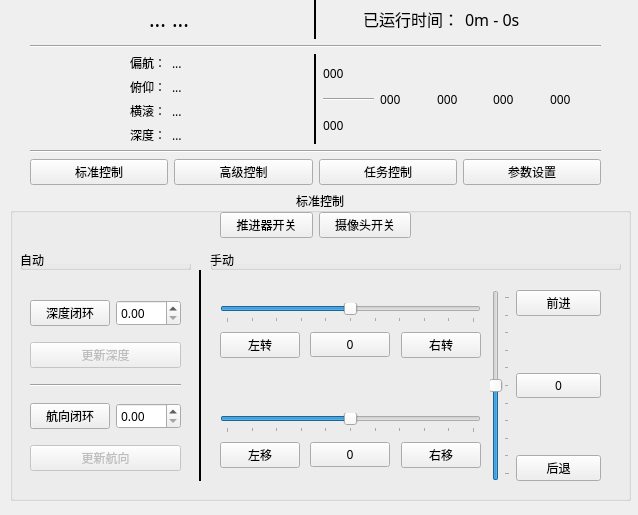
This is controlpane.ui in helloxss/AUVMaster_Qt as Qt 5 draws it before an edit. The edited form follows.
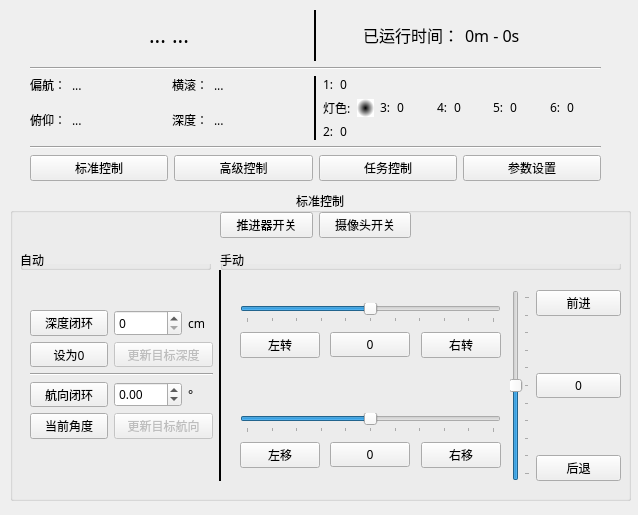
This is the edited form.

```diff
--- a/controlpane.ui
+++ b/controlpane.ui
@@ -53,7 +53,7 @@
      <widget class="QWidget" name="layoutWidget_2">
       <property name="geometry">
        <rect>
-        <x>480</x>
+        <x>500</x>
         <y>100</y>
         <width>111</width>
         <height>191</height>
@@ -105,7 +105,7 @@
      <widget class="QWidget" name="layoutWidget_3">
       <property name="geometry">
        <rect>
-        <x>210</x>
+        <x>230</x>
         <y>220</y>
         <width>261</width>
         <height>62</height>
@@ -157,7 +157,7 @@
      <widget class="QWidget" name="layoutWidget_4">
       <property name="geometry">
        <rect>
-        <x>210</x>
+        <x>230</x>
         <y>110</y>
         <width>261</width>
         <height>62</height>
@@ -209,9 +209,9 @@
      <widget class="QGroupBox" name="groupBox_5">
       <property name="geometry">
        <rect>
-        <x>200</x>
+        <x>210</x>
         <y>60</y>
-        <width>411</width>
+        <width>401</width>
         <height>20</height>
        </rect>
       </property>
@@ -225,7 +225,7 @@
      <widget class="Line" name="line_3">
       <property name="geometry">
        <rect>
-        <x>180</x>
+        <x>200</x>
         <y>80</y>
         <width>20</width>
         <height>211</height>
@@ -246,7 +246,7 @@
        <rect>
         <x>10</x>
         <y>60</y>
-        <width>171</width>
+        <width>191</width>
         <height>20</height>
        </rect>
       </property>
@@ -289,77 +289,132 @@
        </item>
       </layout>
      </widget>
-     <widget class="QWidget" name="layoutWidget">
+     <widget class="QWidget" name="layoutWidget_5">
       <property name="geometry">
        <rect>
         <x>20</x>
-        <y>100</y>
-        <width>151</width>
-        <height>191</height>
+        <y>120</y>
+        <width>183</width>
+        <height>129</height>
        </rect>
       </property>
-      <layout class="QGridLayout" name="gridLayout_21">
+      <layout class="QGridLayout" name="gridLayout_6">
        <item row="0" column="0">
-        <layout class="QGridLayout" name="gridLayout_19">
-         <item row="0" column="0">
-          <widget class="QPushButton" name="btnDepthClosedLoop">
-           <property name="text">
-            <string>深度闭环</string>
-           </property>
-           <property name="checkable">
-            <bool>true</bool>
-           </property>
-          </widget>
-         </item>
-         <item row="0" column="1">
-          <widget class="QDoubleSpinBox" name="depthVal"/>
-         </item>
-        </layout>
+        <widget class="QPushButton" name="btnDepthClosedLoop">
+         <property name="text">
+          <string>深度闭环</string>
+         </property>
+         <property name="checkable">
+          <bool>true</bool>
+         </property>
+        </widget>
        </item>
        <item row="1" column="0">
+        <widget class="QPushButton" name="btnSet0Depth">
+         <property name="enabled">
+          <bool>true</bool>
+         </property>
+         <property name="text">
+          <string>设为0</string>
+         </property>
+        </widget>
+       </item>
+       <item row="1" column="1" colspan="3">
         <widget class="QPushButton" name="btnRefreshDepth">
          <property name="enabled">
           <bool>false</bool>
          </property>
          <property name="text">
-          <string>更新深度</string>
+          <string>更新目标深度</string>
          </property>
          <property name="flat">
           <bool>false</bool>
          </property>
         </widget>
        </item>
-       <item row="2" column="0">
-        <widget class="Line" name="line_4">
+       <item row="2" column="0" colspan="4">
+        <widget class="Line" name="line_6">
          <property name="orientation">
           <enum>Qt::Horizontal</enum>
          </property>
         </widget>
        </item>
        <item row="3" column="0">
-        <layout class="QGridLayout" name="gridLayout_20">
-         <item row="0" column="0">
-          <widget class="QPushButton" name="btnCourseClosedLoop">
-           <property name="text">
-            <string>航向闭环</string>
-           </property>
-           <property name="checkable">
-            <bool>true</bool>
-           </property>
-          </widget>
-         </item>
-         <item row="0" column="1">
-          <widget class="QDoubleSpinBox" name="courseVal"/>
-         </item>
-        </layout>
+        <widget class="QPushButton" name="btnCourseClosedLoop">
+         <property name="text">
+          <string>航向闭环</string>
+         </property>
+         <property name="checkable">
+          <bool>true</bool>
+         </property>
+        </widget>
+       </item>
+       <item row="3" column="1" colspan="2">
+        <widget class="QDoubleSpinBox" name="courseVal">
+         <property name="wrapping">
+          <bool>true</bool>
+         </property>
+         <property name="minimum">
+          <double>-180.000000000000000</double>
+         </property>
+         <property name="maximum">
+          <double>180.000000000000000</double>
+         </property>
+         <property name="singleStep">
+          <double>5.000000000000000</double>
+         </property>
+        </widget>
+       </item>
+       <item row="3" column="3">
+        <widget class="QLabel" name="label_7">
+         <property name="text">
+          <string>°</string>
+         </property>
+        </widget>
        </item>
        <item row="4" column="0">
+        <widget class="QPushButton" name="btnUseCurYaw">
+         <property name="enabled">
+          <bool>true</bool>
+         </property>
+         <property name="text">
+          <string>当前角度</string>
+         </property>
+        </widget>
+       </item>
+       <item row="4" column="1" colspan="3">
         <widget class="QPushButton" name="btnRefreshCourse">
          <property name="enabled">
           <bool>false</bool>
          </property>
          <property name="text">
-          <string>更新航向</string>
+          <string>更新目标航向</string>
+         </property>
+        </widget>
+       </item>
+       <item row="0" column="3">
+        <widget class="QLabel" name="label_3">
+         <property name="text">
+          <string>cm</string>
+         </property>
+        </widget>
+       </item>
+       <item row="0" column="1" colspan="2">
+        <widget class="QDoubleSpinBox" name="depthVal">
+         <property name="styleSheet">
+          <string notr="true"/>
+         </property>
+         <property name="frame">
+          <bool>true</bool>
+         </property>
+         <property name="decimals">
+          <number>0</number>
+         </property>
+         <property name="maximum">
+          <double>1000.000000000000000</double>
+         </property>
+         <property name="singleStep">
+          <double>10.000000000000000</double>
          </property>
         </widget>
        </item>
@@ -435,9 +490,9 @@
    <property name="geometry">
     <rect>
      <x>30</x>
-     <y>0</y>
+     <y>10</y>
      <width>571</width>
-     <height>185</height>
+     <height>171</height>
     </rect>
    </property>
    <layout class="QGridLayout" name="gridLayout_11">
@@ -614,63 +669,138 @@
     </item>
     <item row="2" column="0">
      <layout class="QGridLayout" name="gridLayout_4">
-      <item row="0" column="0">
-       <layout class="QGridLayout" name="gridLayout_7">
-        <item row="3" column="1">
-         <widget class="QLabel" name="label_3">
-          <property name="text">
-           <string>…</string>
-          </property>
-         </widget>
-        </item>
-        <item row="3" column="0" alignment="Qt::AlignRight">
-         <widget class="QLabel" name="label_2">
-          <property name="text">
-           <string>深度：</string>
-          </property>
-         </widget>
-        </item>
-        <item row="0" column="1">
-         <widget class="QLabel" name="txtYaw">
-          <property name="text">
-           <string>...</string>
-          </property>
-         </widget>
-        </item>
-        <item row="0" column="0" alignment="Qt::AlignRight">
-         <widget class="QLabel" name="label_14">
-          <property name="text">
-           <string>偏航：</string>
-          </property>
-         </widget>
+      <item row="0" column="2">
+       <layout class="QGridLayout" name="gridLayout_5">
+        <item row="0" column="0">
+         <layout class="QFormLayout" name="formLayout">
+          <item row="0" column="0">
+           <widget class="QLabel" name="label_4">
+            <property name="text">
+             <string>1:</string>
+            </property>
+           </widget>
+          </item>
+          <item row="0" column="1">
+           <widget class="QLabel" name="txtThr1">
+            <property name="text">
+             <string>0</string>
+            </property>
+           </widget>
+          </item>
+         </layout>
         </item>
         <item row="1" column="1">
-         <widget class="QLabel" name="txtPit">
-          <property name="text">
-           <string>...</string>
-          </property>
-         </widget>
+         <layout class="QFormLayout" name="formLayout_3">
+          <item row="0" column="0">
+           <widget class="QLabel" name="label_6">
+            <property name="text">
+             <string>3:</string>
+            </property>
+           </widget>
+          </item>
+          <item row="0" column="1">
+           <widget class="QLabel" name="txtThr3">
+            <property name="text">
+             <string>0</string>
+            </property>
+           </widget>
+          </item>
+         </layout>
         </item>
-        <item row="2" column="0" alignment="Qt::AlignRight">
-         <widget class="QLabel" name="label_15">
-          <property name="text">
-           <string>横滚：</string>
-          </property>
-         </widget>
+        <item row="1" column="2">
+         <layout class="QFormLayout" name="formLayout_4">
+          <item row="0" column="0">
+           <widget class="QLabel" name="label_10">
+            <property name="text">
+             <string>4:</string>
+            </property>
+           </widget>
+          </item>
+          <item row="0" column="1">
+           <widget class="QLabel" name="txtThr4">
+            <property name="text">
+             <string>0</string>
+            </property>
+           </widget>
+          </item>
+         </layout>
         </item>
-        <item row="2" column="1">
-         <widget class="QLabel" name="txtRol">
-          <property name="text">
-           <string>...</string>
-          </property>
-         </widget>
+        <item row="1" column="3">
+         <layout class="QFormLayout" name="formLayout_5">
+          <item row="0" column="0">
+           <widget class="QLabel" name="label_11">
+            <property name="text">
+             <string>5:</string>
+            </property>
+           </widget>
+          </item>
+          <item row="0" column="1">
+           <widget class="QLabel" name="txtThr5">
+            <property name="text">
+             <string>0</string>
+            </property>
+           </widget>
+          </item>
+         </layout>
         </item>
-        <item row="1" column="0" alignment="Qt::AlignRight">
-         <widget class="QLabel" name="label_16">
-          <property name="text">
-           <string>俯仰：</string>
-          </property>
-         </widget>
+        <item row="1" column="4">
+         <layout class="QFormLayout" name="formLayout_6">
+          <item row="0" column="0">
+           <widget class="QLabel" name="label_12">
+            <property name="text">
+             <string>6:</string>
+            </property>
+           </widget>
+          </item>
+          <item row="0" column="1">
+           <widget class="QLabel" name="txtThr6">
+            <property name="text">
+             <string>0</string>
+            </property>
+           </widget>
+          </item>
+         </layout>
+        </item>
+        <item row="2" column="0">
+         <layout class="QFormLayout" name="formLayout_2">
+          <item row="0" column="0">
+           <widget class="QLabel" name="label_5">
+            <property name="text">
+             <string>2:</string>
+            </property>
+           </widget>
+          </item>
+          <item row="0" column="1">
+           <widget class="QLabel" name="txtThr2">
+            <property name="text">
+             <string>0</string>
+            </property>
+           </widget>
+          </item>
+         </layout>
+        </item>
+        <item row="1" column="0">
+         <layout class="QFormLayout" name="formLayout_7">
+          <item row="0" column="0">
+           <widget class="QLabel" name="label_2">
+            <property name="text">
+             <string>灯色:</string>
+            </property>
+           </widget>
+          </item>
+          <item row="0" column="1">
+           <widget class="QLabel" name="LEDColor">
+            <property name="styleSheet">
+             <string notr="true">font: 9pt &quot;微软雅黑&quot;;
+background-color: qradialgradient(spread:pad, cx:0.5, cy:0.5, radius:0.5, fx:0.5, fy:0.5, stop:0 rgba(0, 0, 0, 255), stop:1 rgba(255, 255, 255, 255)); 
+color: rgba(0, 0, 0, 255);</string>
+            </property>
+            <property name="text">
+             <string/>
+            </property>
+           </widget>
+          </item>
+         </layout>
         </item>
        </layout>
       </item>
@@ -687,60 +817,79 @@
         </property>
        </widget>
       </item>
-      <item row="0" column="2">
-       <layout class="QGridLayout" name="gridLayout_9">
+      <item row="0" column="0">
+       <layout class="QGridLayout" name="gridLayout_7">
         <item row="0" column="0">
-         <layout class="QGridLayout" name="gridLayout_15">
-          <item row="2" column="0">
-           <widget class="QLabel" name="label_8">
-            <property name="text">
-             <string>000</string>
-            </property>
-           </widget>
-          </item>
+         <layout class="QFormLayout" name="formLayout_19">
           <item row="0" column="0">
-           <widget class="QLabel" name="label_7">
+           <widget class="QLabel" name="label_29">
             <property name="text">
-             <string>000</string>
+             <string>偏航：</string>
             </property>
            </widget>
           </item>
-          <item row="1" column="0">
-           <widget class="Line" name="line_6">
-            <property name="orientation">
-             <enum>Qt::Horizontal</enum>
+          <item row="0" column="1">
+           <widget class="QLabel" name="txtYaw">
+            <property name="text">
+             <string>...</string>
             </property>
            </widget>
           </item>
          </layout>
         </item>
-        <item row="0" column="2">
-         <widget class="QLabel" name="label_17">
-          <property name="text">
-           <string>000</string>
-          </property>
-         </widget>
-        </item>
-        <item row="0" column="3">
-         <widget class="QLabel" name="label_9">
-          <property name="text">
-           <string>000</string>
-          </property>
-         </widget>
-        </item>
         <item row="0" column="1">
-         <widget class="QLabel" name="label_18">
-          <property name="text">
-           <string>000</string>
-          </property>
-         </widget>
+         <layout class="QFormLayout" name="formLayout_20">
+          <item row="0" column="1">
+           <widget class="QLabel" name="txtRoll">
+            <property name="text">
+             <string>...</string>
+            </property>
+           </widget>
+          </item>
+          <item row="0" column="0">
+           <widget class="QLabel" name="label_30">
+            <property name="text">
+             <string>横滚：</string>
+            </property>
+           </widget>
+          </item>
+         </layout>
         </item>
-        <item row="0" column="4">
-         <widget class="QLabel" name="label_19">
-          <property name="text">
-           <string>000</string>
-          </property>
-         </widget>
+        <item row="1" column="0">
+         <layout class="QFormLayout" name="formLayout_21">
+          <item row="0" column="0">
+           <widget class="QLabel" name="label_31">
+            <property name="text">
+             <string>俯仰：</string>
+            </property>
+           </widget>
+          </item>
+          <item row="0" column="1">
+           <widget class="QLabel" name="txtPitch">
+            <property name="text">
+             <string>...</string>
+            </property>
+           </widget>
+          </item>
+         </layout>
+        </item>
+        <item row="1" column="1">
+         <layout class="QFormLayout" name="formLayout_22">
+          <item row="0" column="1">
+           <widget class="QLabel" name="txtDepth">
+            <property name="text">
+             <string>...</string>
+            </property>
+           </widget>
+          </item>
+          <item row="0" column="0">
+           <widget class="QLabel" name="label_33">
+            <property name="text">
+             <string>深度：</string>
+            </property>
+           </widget>
+          </item>
+         </layout>
         </item>
        </layout>
       </item>
```
Left out of the diff: 32 changed lines with no effect on the pictures.
